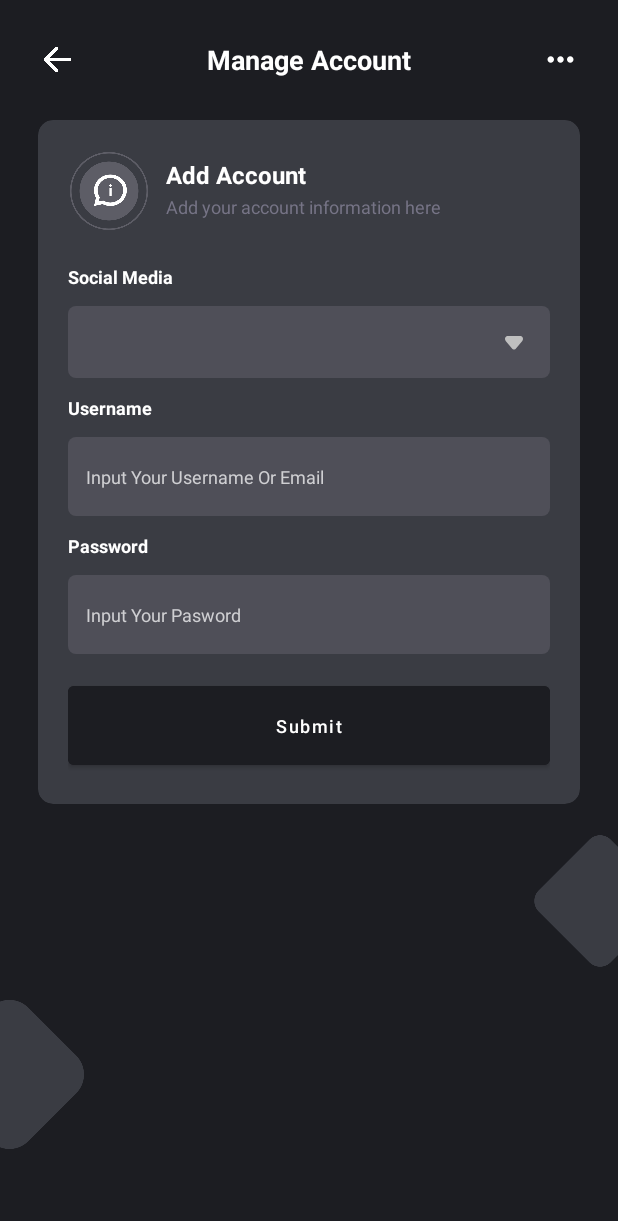
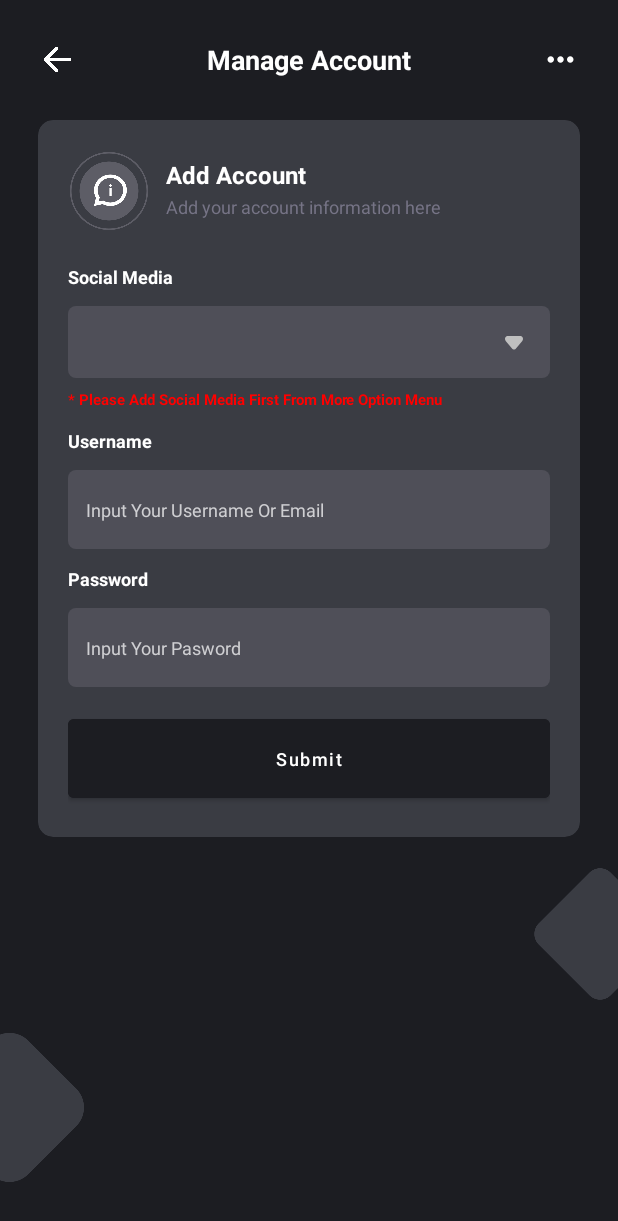
Before and after one commit to Roogry/Passtru, an Android app: the FormManageAccountActivity screen opened directly, with no data from a screen before it, on a phone screen of 412 x 824 dp. Shown: the top 1221 px of the screen. Run offline under Robolectric (Android 15) with nearby library versions, the phone set to English and light mode, and no system bars; our stand-ins replace Room's generated code.

Commit message:
fix fingerprint auth on setNewPin and add text on spinner

```diff
--- a/app/src/main/java/id/roogry/passtru/ui/FormManageAccountActivity.java
+++ b/app/src/main/java/id/roogry/passtru/ui/FormManageAccountActivity.java
@@ -88,9 +88,10 @@ public class FormManageAccountActivity extends AppCompatActivity implements Sosm
                 } else {
                     saveAccount();
                 }
+                finish();
             }
 
-            finish();
+
         });
 
         binding.ivBack.setOnClickListener(v -> onBackPressed());
@@ -169,6 +170,7 @@ public class FormManageAccountActivity extends AppCompatActivity implements Sosm
                 textView.setText(listSosmeds.get(position).title);
                 return v;
             }
+
         };
 
         spinnerAdapter.setDropDownViewResource(android.R.layout.simple_spinner_dropdown_item);
@@ -178,6 +180,10 @@ public class FormManageAccountActivity extends AppCompatActivity implements Sosm
             listSosmeds.clear();
             listSosmeds.addAll(sosmedList);
 
+            if (listSosmeds.isEmpty()){
+                binding.alertToAddSosmed.setVisibility(View.VISIBLE);
+                binding.spSosmed.setEnabled(false);
+            }
             //notifyDataSetChanged after update termsList variable here
             spinnerAdapter.notifyDataSetChanged();
 
--- a/app/src/main/java/id/roogry/passtru/ui/LockScreenActivity.java
+++ b/app/src/main/java/id/roogry/passtru/ui/LockScreenActivity.java
@@ -129,6 +129,8 @@ public class LockScreenActivity extends AppCompatActivity {
         super.onStart();
 
         if (pinCheck.equals("")) {
+            fingerprintHandler = new FingerprintHandler(this, binding);
+            fingerprintHandler.cancelFingerprint();
             Intent intent = new Intent(LockScreenActivity.this, SetPinActivity.class);
             startActivity(intent);
             finish();
--- a/app/src/main/res/layout/activity_form_manage_account.xml
+++ b/app/src/main/res/layout/activity_form_manage_account.xml
@@ -127,6 +127,7 @@
                             android:orientation="vertical">
 
                             <TextView
+                                android:id="@+id/labelSosmed"
                                 android:layout_width="wrap_content"
                                 android:layout_height="wrap_content"
                                 android:layout_marginVertical="6dp"
@@ -148,6 +149,18 @@
                                 android:textSize="11sp"
                                 android:theme="@style/mySpinnerItemStyle"
                                 tools:ignore="SpeakableTextPresentCheck" />
+
+                            <TextView
+                                android:id="@+id/alertToAddSosmed"
+                                android:layout_width="wrap_content"
+                                android:layout_height="wrap_content"
+                                android:layout_marginTop="2dp"
+                                android:visibility="gone"
+                                android:layout_marginBottom="6dp"
+                                android:text="* Please Add Social Media First From More Option Menu"
+                                android:textColor="@color/red"
+                                android:textSize="10sp"
+                                android:textStyle="bold" />
 
                             <TextView
                                 android:layout_width="wrap_content"
```
